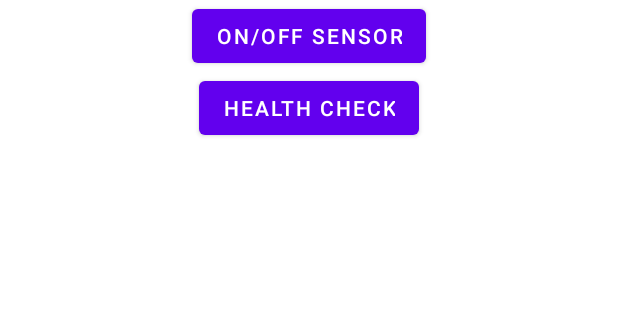
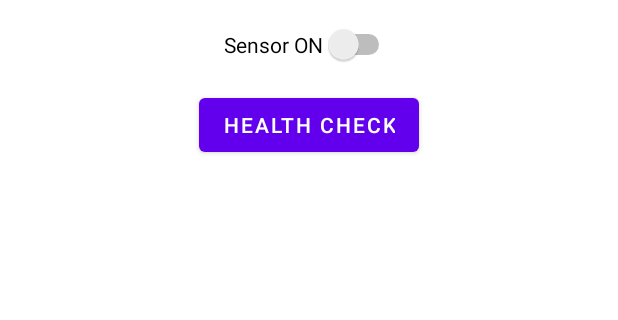
Before and after one commit to TaliKert/espguard, an Android app: the ConfigureSensorActivity screen opened directly, with no data from a screen before it, on a phone screen of 412 x 824 dp, the part 84-404 px from its top. Run offline under Robolectric (Android 15) with nearby library versions, the phone set to English and light mode, and no system bars; our stand-ins replace Room's generated code; 1 statement that could not run was skipped.

Commit message:
Sensor on/off button is now a switch

```diff
--- a/app/src/main/java/li/kta/espguard/activities/ConfigureSensorActivity.kt
+++ b/app/src/main/java/li/kta/espguard/activities/ConfigureSensorActivity.kt
@@ -6,6 +6,7 @@ import android.os.Bundle
 import android.view.Menu
 import android.view.MenuItem
 import kotlinx.android.synthetic.main.activity_configure_sensor.*
+import kotlinx.android.synthetic.main.activity_settings.*
 import li.kta.espguard.MqttService
 import li.kta.espguard.R
 import li.kta.espguard.room.LocalSensorDb
@@ -29,8 +30,10 @@ class ConfigureSensorActivity : AppCompatActivity() {
       MqttService.getInstance()?.healthCheck(sensor)
     }
 
-    button_on_off.setOnClickListener {
-      sensor.turnedOn = !sensor.turnedOn
+    switch_sensor_on.isChecked = sensor.turnedOn
+
+    switch_sensor_on.setOnCheckedChangeListener { _, isSwitchedOn ->
+      sensor.turnedOn = isSwitchedOn
       MqttService.getInstance()?.turnOnOff(sensor)
     }
   }
--- a/app/src/main/res/layout/activity_configure_sensor.xml
+++ b/app/src/main/res/layout/activity_configure_sensor.xml
@@ -11,20 +11,22 @@
       layout="@layout/toolbar" />
 
     <Button
-        android:id="@+id/button_on_off"
-        android:layout_width="wrap_content"
-        android:layout_height="wrap_content"
-        android:text="ON/OFF SENSOR"
-        app:layout_constraintEnd_toEndOf="parent"
-        app:layout_constraintStart_toStartOf="parent"
-        app:layout_constraintTop_toBottomOf="@id/toolbar_support_configure" />
-
-    <Button
       android:id="@+id/button_health_check"
       android:layout_width="wrap_content"
       android:layout_height="wrap_content"
+      android:layout_marginTop="16dp"
       android:text="HEALTH CHECK"
       app:layout_constraintEnd_toEndOf="parent"
       app:layout_constraintStart_toStartOf="parent"
-        app:layout_constraintTop_toBottomOf="@id/button_on_off" />
+      app:layout_constraintTop_toBottomOf="@+id/switch_sensor_on" />
+
+    <Switch
+      android:id="@+id/switch_sensor_on"
+      android:layout_width="wrap_content"
+      android:layout_height="wrap_content"
+      android:layout_marginTop="16dp"
+      android:text="Sensor ON"
+      app:layout_constraintEnd_toEndOf="parent"
+      app:layout_constraintStart_toStartOf="parent"
+      app:layout_constraintTop_toBottomOf="@+id/toolbar_support_configure" />
 </androidx.constraintlayout.widget.ConstraintLayout>
```
Lines whose indentation alone changed are shown as unchanged.
